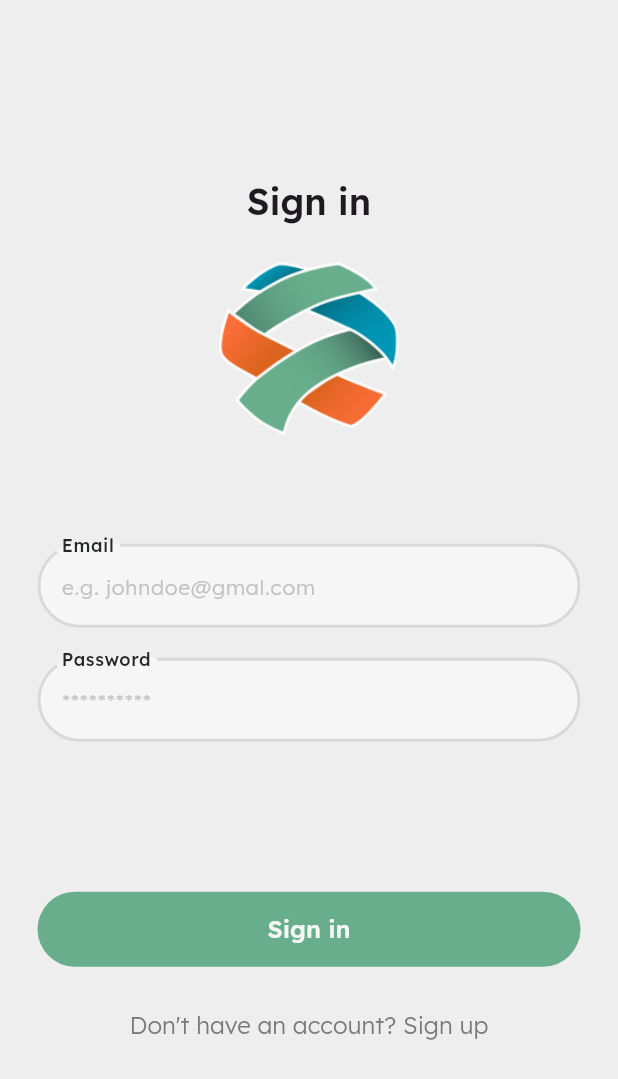
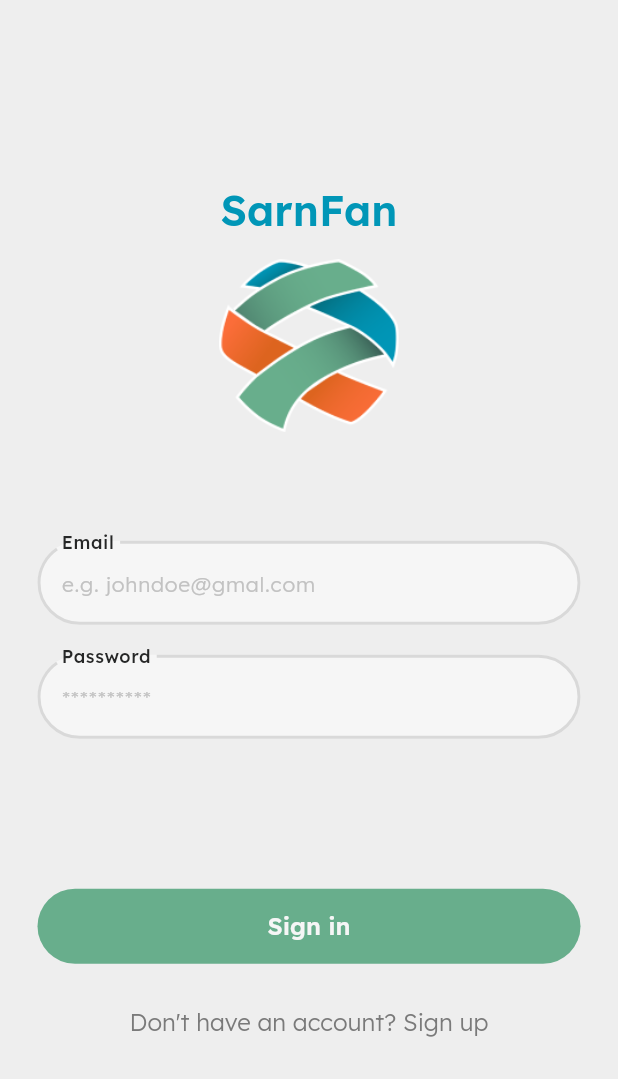
Before and after one commit to nonsomroop/sarnfan-flutter, a Flutter app: the screen it shows after launch, on a phone screen of 412 x 824 dp. Shown: the top 1079 px of the screen. Run offline on Flutter 3.47's test engine with Material 3 defaults, Android fonts, the phone set to English and light mode, and no system bars; our stand-ins replace flutter_dotenv, flutter_map, flutter_secure_storage, go_router, google_fonts, image_picker and 2 more; accounts and stored records are empty.

Commit message:
[edit] change back button in psot detail and add SarnFan to sign in page

```diff
--- a/sarnfan/lib/screens/auth/sign_in.dart
+++ b/sarnfan/lib/screens/auth/sign_in.dart
@@ -73,10 +73,10 @@ class _SignInPageState extends State<SignInPage> {
               child: Column(
                 mainAxisAlignment: MainAxisAlignment.center,
                 children: [
-                  Text("Sign in",
-                      style: Theme.of(context).textTheme.headlineSmall),
+                  Text("SarnFan",
+                      style: Theme.of(context).textTheme.headlineMedium!.copyWith(color: AppColors.pri600)),
                   const Padding(
-                    padding: EdgeInsets.only(top: 20, bottom: 50),
+                    padding: EdgeInsets.only(top: 10, bottom: 50),
                     child: Image(
                         image: AssetImage('assets/images/logo_gradient.png'),
                         width: 120,
--- a/sarnfan/lib/screens/post/post_detail.dart
+++ b/sarnfan/lib/screens/post/post_detail.dart
@@ -115,6 +115,11 @@ class _PostDetailPageState extends State<PostDetailPage> {
               Positioned(
                 child: Padding(
                   padding: const EdgeInsets.all(8.0),
+                  child: Container(
+                    decoration: BoxDecoration(
+                      borderRadius: BorderRadius.circular(50),
+                      color: AppColors.pri500,
+                    ),
                     child: IconButton(
                       onPressed: () {
                         context.pop(context);
@@ -122,6 +127,7 @@ class _PostDetailPageState extends State<PostDetailPage> {
                       icon: const Icon(
                         Icons.arrow_back_rounded,
                         color: AppColors.neu50,
+                      ),
                     ),
                   ),
                 ),
```
Also changed, not shown: sarnfan/assets/images/logo_with_text.png (added). Lines whose indentation alone changed are shown as unchanged.
